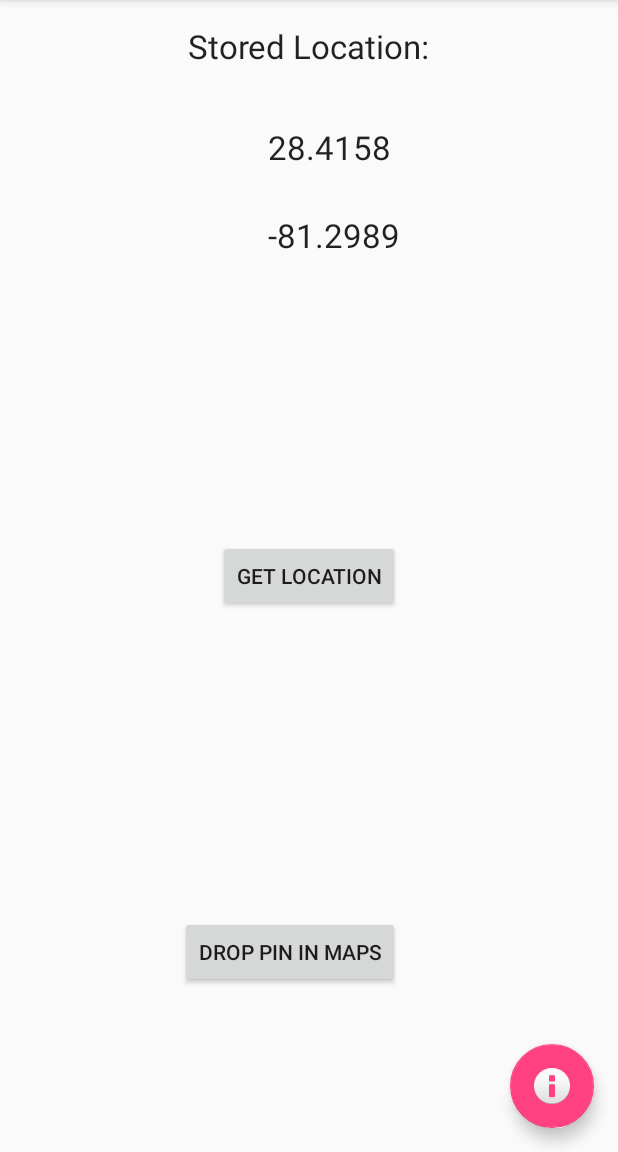
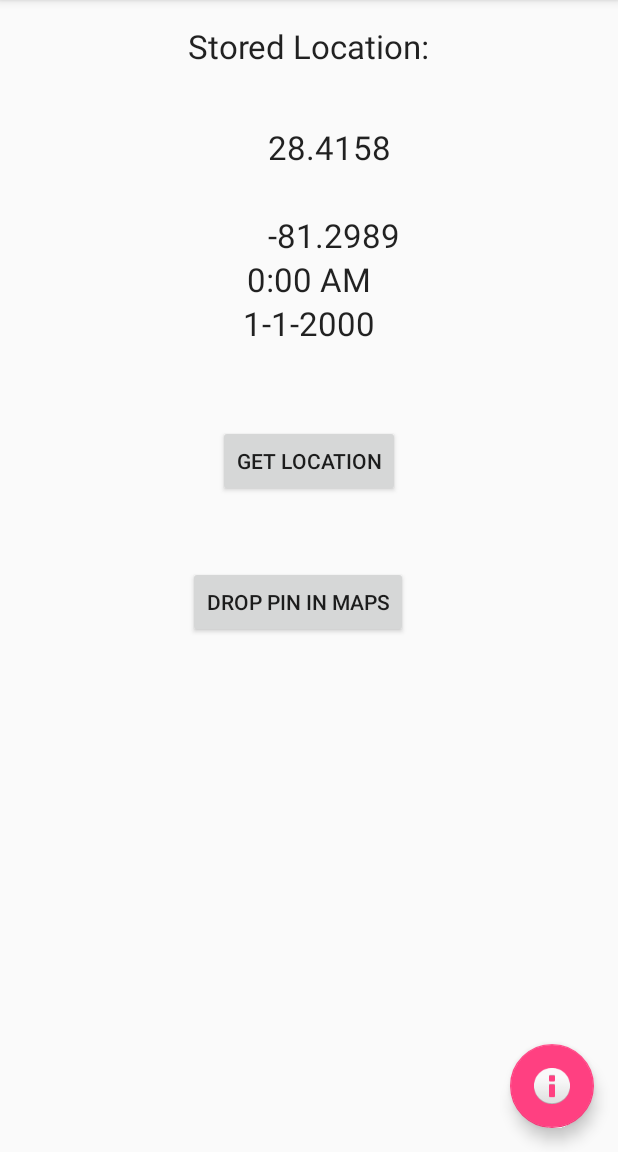
Before and after one commit to maderski/Mark-Parking-Spot, an Android app: the screen it shows after launch (MainActivity), on a phone screen of 412 x 824 dp, the part 84-1236 px from its top. Run offline under Robolectric (Android 15) with nearby library versions, the phone set to English and light mode, and no system bars.

Commit message:
Added Date and Time location was stored

```diff
--- a/app/src/main/java/maderski/markparkingspot/MPSPreferences.java
+++ b/app/src/main/java/maderski/markparkingspot/MPSPreferences.java
@@ -13,6 +13,8 @@ public class MPSPreferences {
 
     private static final String LATITUDE_KEY = "MyLatitudeKey";
     private static final String LONGITUDE_KEY = "LongitudeKey";
+    private static final String CURRENT_TIME_KEY = "CurrentTimeKey";
+    private static final String CURRENT_DATE_KEY = "CurrentDateKey";
 
     //Writes to SharedPreferences, but still need to commit setting to save it
     private static SharedPreferences.Editor editor(Context context){
@@ -54,4 +56,22 @@ public class MPSPreferences {
     public static String getLongitude(Context context){
         return reader(context).getString(LONGITUDE_KEY, "-81.2989");
     }
+
+    public static void setCurrentTime(Context context, String time){
+        editor(context).putString(CURRENT_TIME_KEY, time);
+        commit(context);
+    }
+
+    public static String getCurrentTime(Context context){
+        return reader(context).getString(CURRENT_TIME_KEY, "0:00 AM");
+    }
+
+    public static void setCurrentDate(Context context, String date){
+        editor(context).putString(CURRENT_DATE_KEY, date);
+        commit(context);
+    }
+
+    public static String getCurrentDate(Context context){
+        return reader(context).getString(CURRENT_DATE_KEY, "1-1-2000");
+    }
 }
--- a/app/src/main/java/maderski/markparkingspot/MainActivity.java
+++ b/app/src/main/java/maderski/markparkingspot/MainActivity.java
@@ -25,7 +25,7 @@ public class MainActivity extends AppCompatActivity {
         super.onCreate(savedInstanceState);
         setContentView(R.layout.activity_main);
         checkLocationPermission();
-        setLocationText();
+        setLocationTimeDateText();
         Toolbar toolbar = (Toolbar) findViewById(R.id.toolbar);
         setSupportActionBar(toolbar);
 
@@ -96,17 +96,32 @@ public class MainActivity extends AppCompatActivity {
     }
 
     public void getCurrentLocationButton(View view){
+        //Get current location and store it in MPSPreferences
         CurrentLocation currentLocation = new CurrentLocation(this);
         MPSPreferences.setLatitude(this, currentLocation.getLatitude());
         MPSPreferences.setLongitude(this, currentLocation.getLongitude());
-        setLocationText();
+
+        //Get current time and date and store it in MPSPreferences
+        DateAndTime dateAndTime = new DateAndTime();
+        MPSPreferences.setCurrentDate(this, dateAndTime.getCurrentDate());
+        MPSPreferences.setCurrentTime(this, dateAndTime.getCurrentTime());
+
+        //Set the UI text to the recently stored values
+        setLocationTimeDateText();
     }
 
-    private void setLocationText(){
+    private void setLocationTimeDateText(){
+        //Set Lat and Long text
         TextView textView = (TextView)findViewById(R.id.latitudeText);
         textView.setText(MPSPreferences.getLatitude(this));
         textView = (TextView) findViewById(R.id.longitudeText);
         textView.setText(MPSPreferences.getLongitude(this));
+
+        //Set Time and Date text
+        textView = (TextView) findViewById(R.id.timeText);
+        textView.setText(MPSPreferences.getCurrentTime(this));
+        textView = (TextView) findViewById(R.id.dateText);
+        textView.setText(MPSPreferences.getCurrentDate(this));
     }
 
     public void dropPinInMapsButton(View view){
--- a/app/src/main/res/layout/content_main.xml
+++ b/app/src/main/res/layout/content_main.xml
@@ -18,8 +18,9 @@
         android:text="Get Location"
         android:id="@+id/getLocationButton"
         android:onClick="getCurrentLocationButton"
-        android:layout_centerVertical="true"
-        android:layout_centerHorizontal="true" />
+        android:layout_below="@+id/longitudeText"
+        android:layout_centerHorizontal="true"
+        android:layout_marginTop="112dp" />
 
     <Button
         android:layout_width="wrap_content"
@@ -27,9 +28,9 @@
         android:text="Drop Pin in Maps"
         android:id="@+id/dropPinButton"
         android:onClick="dropPinInMapsButton"
-        android:layout_alignParentBottom="true"
-        android:layout_alignEnd="@+id/getLocationButton"
-        android:layout_marginBottom="93dp" />
+        android:layout_below="@+id/getLocationButton"
+        android:layout_alignStart="@+id/textView"
+        android:layout_marginTop="46dp" />
 
     <TextView
         android:layout_width="wrap_content"
@@ -59,4 +60,22 @@
         android:id="@+id/textView"
         android:layout_alignParentTop="true"
         android:layout_centerHorizontal="true" />
+
+    <TextView
+        android:layout_width="wrap_content"
+        android:layout_height="wrap_content"
+        android:textAppearance="?android:attr/textAppearanceLarge"
+        android:text="Current Time"
+        android:id="@+id/timeText"
+        android:layout_below="@+id/longitudeText"
+        android:layout_centerHorizontal="true" />
+
+    <TextView
+        android:layout_width="wrap_content"
+        android:layout_height="wrap_content"
+        android:textAppearance="?android:attr/textAppearanceLarge"
+        android:text="Current Date"
+        android:id="@+id/dateText"
+        android:layout_below="@+id/timeText"
+        android:layout_centerHorizontal="true" />
 </RelativeLayout>
```
Also changed, not shown: app/src/main/java/maderski/markparkingspot/DateAndTime.java (added, +45 -0 lines).
